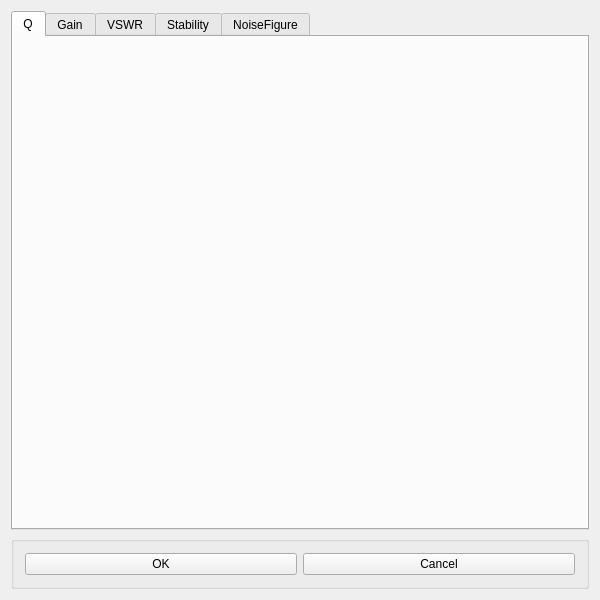
Before: the Qt Designer form Smithtry1000/CirclesWidget.ui in tamoshka/SmithChart, drawn with Qt 5.
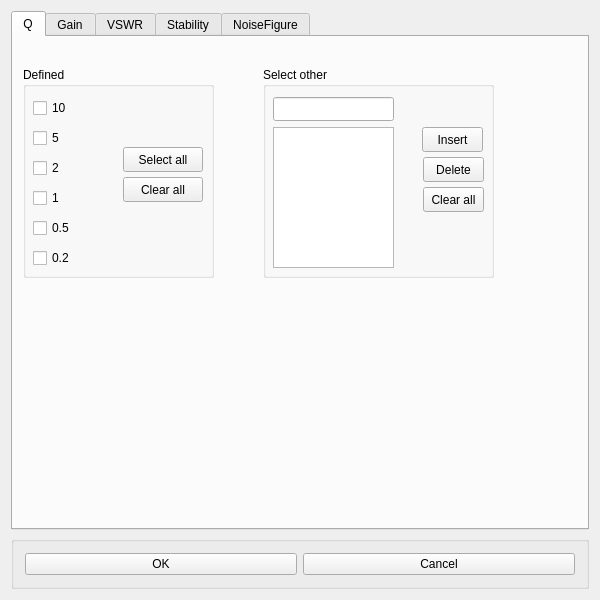
After: the same form once the commit is applied. The open tabs and pages were chosen to show the change.

Patch:
```diff
--- a/Smithtry1000/CirclesWidget.ui
+++ b/Smithtry1000/CirclesWidget.ui
@@ -29,6 +29,195 @@
       <attribute name="title">
        <string>Q</string>
       </attribute>
+      <widget class="QGroupBox" name="groupBox_4">
+       <property name="geometry">
+        <rect>
+         <x>250</x>
+         <y>30</y>
+         <width>231</width>
+         <height>211</height>
+        </rect>
+       </property>
+       <property name="title">
+        <string>Select other</string>
+       </property>
+       <widget class="QPushButton" name="InsertButtonQ">
+        <property name="geometry">
+         <rect>
+          <x>159</x>
+          <y>60</y>
+          <width>61</width>
+          <height>25</height>
+         </rect>
+        </property>
+        <property name="text">
+         <string>Insert</string>
+        </property>
+       </widget>
+       <widget class="QPushButton" name="DeleteButtonQ">
+        <property name="geometry">
+         <rect>
+          <x>160</x>
+          <y>90</y>
+          <width>61</width>
+          <height>25</height>
+         </rect>
+        </property>
+        <property name="text">
+         <string>Delete</string>
+        </property>
+       </widget>
+       <widget class="QPushButton" name="ClearAllOtherButtonQ">
+        <property name="geometry">
+         <rect>
+          <x>160</x>
+          <y>120</y>
+          <width>61</width>
+          <height>25</height>
+         </rect>
+        </property>
+        <property name="text">
+         <string>Clear all</string>
+        </property>
+       </widget>
+       <widget class="QListWidget" name="listWidgetQ">
+        <property name="geometry">
+         <rect>
+          <x>10</x>
+          <y>60</y>
+          <width>121</width>
+          <height>141</height>
+         </rect>
+        </property>
+       </widget>
+       <widget class="QLineEdit" name="FieldQ">
+        <property name="geometry">
+         <rect>
+          <x>10</x>
+          <y>30</y>
+          <width>121</width>
+          <height>24</height>
+         </rect>
+        </property>
+       </widget>
+      </widget>
+      <widget class="QGroupBox" name="groupBox_5">
+       <property name="geometry">
+        <rect>
+         <x>10</x>
+         <y>30</y>
+         <width>191</width>
+         <height>211</height>
+        </rect>
+       </property>
+       <property name="title">
+        <string>Defined</string>
+       </property>
+       <widget class="QCheckBox" name="checkBox10Q">
+        <property name="geometry">
+         <rect>
+          <x>10</x>
+          <y>30</y>
+          <width>83</width>
+          <height>22</height>
+         </rect>
+        </property>
+        <property name="text">
+         <string>10</string>
+        </property>
+       </widget>
+       <widget class="QCheckBox" name="checkBox5Q">
+        <property name="geometry">
+         <rect>
+          <x>10</x>
+          <y>60</y>
+          <width>83</width>
+          <height>22</height>
+         </rect>
+        </property>
+        <property name="text">
+         <string>5</string>
+        </property>
+       </widget>
+       <widget class="QCheckBox" name="checkBox2Q">
+        <property name="geometry">
+         <rect>
+          <x>10</x>
+          <y>90</y>
+          <width>83</width>
+          <height>22</height>
+         </rect>
+        </property>
+        <property name="text">
+         <string>2</string>
+        </property>
+       </widget>
+       <widget class="QCheckBox" name="checkBox1Q">
+        <property name="geometry">
+         <rect>
+          <x>10</x>
+          <y>120</y>
+          <width>83</width>
+          <height>22</height>
+         </rect>
+        </property>
+        <property name="text">
+         <string>1</string>
+        </property>
+       </widget>
+       <widget class="QCheckBox" name="checkBox0point5Q">
+        <property name="geometry">
+         <rect>
+          <x>10</x>
+          <y>150</y>
+          <width>83</width>
+          <height>22</height>
+         </rect>
+        </property>
+        <property name="text">
+         <string>0.5</string>
+        </property>
+       </widget>
+       <widget class="QCheckBox" name="checkBox0point2Q">
+        <property name="geometry">
+         <rect>
+          <x>10</x>
+          <y>180</y>
+          <width>83</width>
+          <height>22</height>
+         </rect>
+        </property>
+        <property name="text">
+         <string>0.2</string>
+        </property>
+       </widget>
+       <widget class="QPushButton" name="SelectAllButtonQ">
+        <property name="geometry">
+         <rect>
+          <x>100</x>
+          <y>80</y>
+          <width>80</width>
+          <height>25</height>
+         </rect>
+        </property>
+        <property name="text">
+         <string>Select all</string>
+        </property>
+       </widget>
+       <widget class="QPushButton" name="ClearAllDefinedButtonQ">
+        <property name="geometry">
+         <rect>
+          <x>100</x>
+          <y>110</y>
+          <width>80</width>
+          <height>25</height>
+         </rect>
+        </property>
+        <property name="text">
+         <string>Clear all</string>
+        </property>
+       </widget>
+      </widget>
      </widget>
      <widget class="QWidget" name="GainTab">
       <attribute name="title">
```
Left out of the diff: 2 changed lines with no effect on the pictures.
